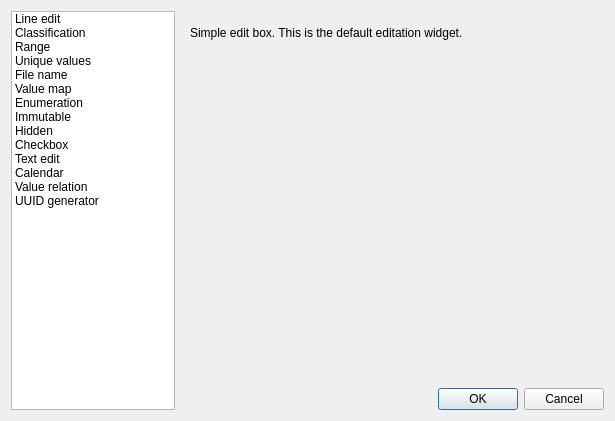
Before: the Qt Designer form src/ui/qgsattributetypeedit.ui in carsmie/QGIS, drawn with Qt 5.
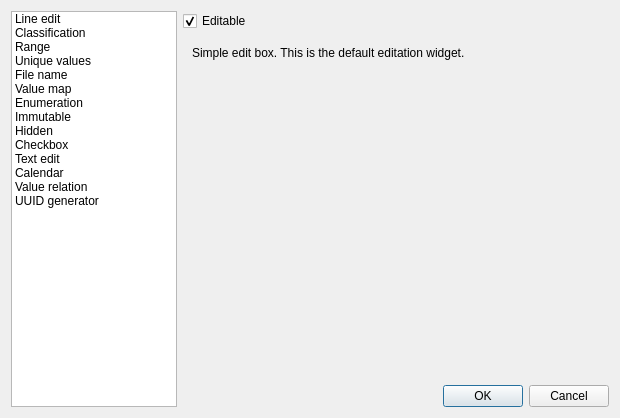
After: the same form once the commit is applied. The open tabs and pages were chosen to show the change.

Commit message: [FEATURE] add editable option for all edit types

```diff
--- a/src/ui/qgsattributetypeedit.ui
+++ b/src/ui/qgsattributetypeedit.ui
@@ -6,8 +6,8 @@
    <rect>
     <x>0</x>
     <y>0</y>
-    <width>615</width>
-    <height>421</height>
+    <width>620</width>
+    <height>418</height>
    </rect>
   </property>
   <property name="windowTitle">
@@ -753,6 +753,16 @@
      </item>
     </widget>
    </item>
+   <item row="0" column="1">
+    <widget class="QCheckBox" name="isFieldEditableCheckBox">
+     <property name="text">
+      <string>Editable</string>
+     </property>
+     <property name="checked">
+      <bool>true</bool>
+     </property>
+    </widget>
+   </item>
   </layout>
  </widget>
  <resources/>
```
Left out of the diff: 2 changed lines with no effect on the pictures. The commit also changes 7 other files.
